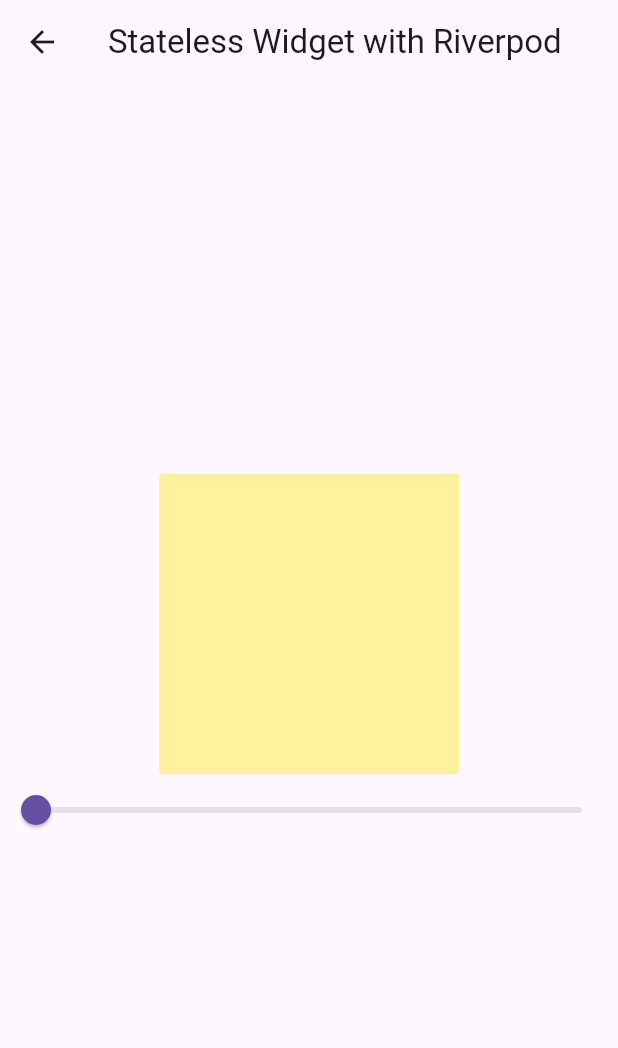
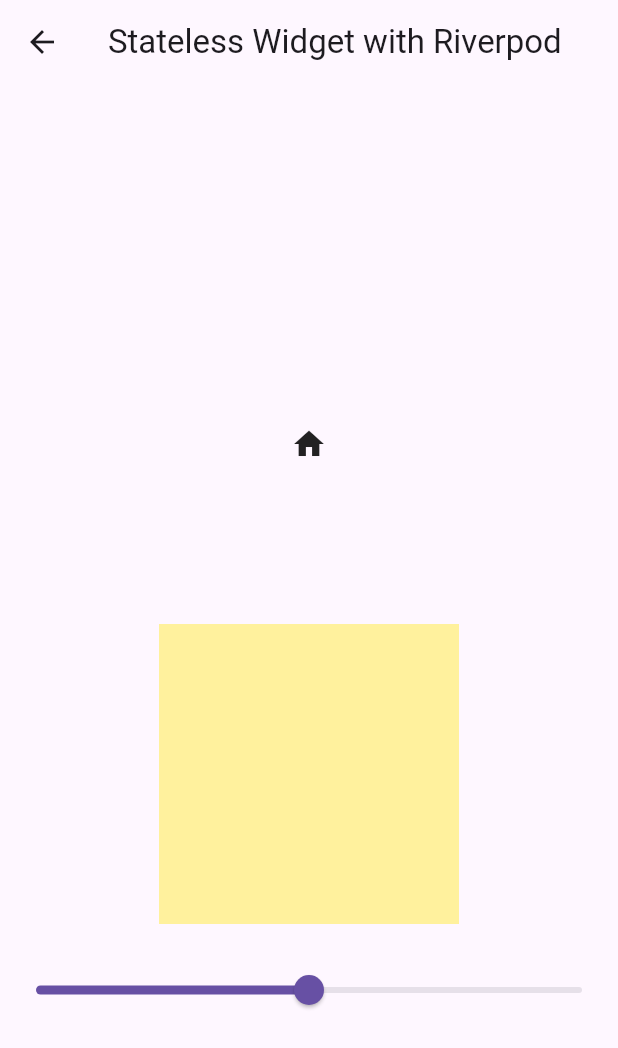
Before and after one commit to Avinash174/Riverpod-Try, a Flutter app: the HomeScreenWithStateless screen opened directly, on a phone screen of 412 x 824 dp. Shown: the top 1048 px of the screen. Run offline on Flutter 3.47's test engine with Material 3 defaults, Android fonts, the light colour scheme and no system bars; our stand-ins replace flutter_riverpod.

Commit message:
new changes

```diff
--- a/lib/slider_provider.dart
+++ b/lib/slider_provider.dart
@@ -6,3 +6,26 @@
 import 'package:flutter_riverpod/flutter_riverpod.dart';
 
 final slideProvider = StateProvider((ref) => 0.0);
+
+final slideProviders = StateProvider<AppState>(
+  (ref) => AppState(
+    slider: .5,
+    showPassword: false,
+  ),
+);
+
+class AppState {
+  final double slider;
+  final bool showPassword;
+  AppState({required this.slider, required this.showPassword});
+
+  AppState copyWith({
+    double? slider,
+    bool? showPassword,
+  }) {
+    return AppState(
+      slider: slider ?? this.slider,
+      showPassword: showPassword ?? this.showPassword,
+    );
+  }
+}
--- a/lib/with_stateless.dart
+++ b/lib/with_stateless.dart
@@ -1,3 +1,4 @@
+import 'dart:developer';
 import 'package:flutter/material.dart';
 import 'package:flutter_riverpod/flutter_riverpod.dart';
 import 'package:riverpod_try/slider_provider.dart';
@@ -7,7 +8,9 @@ class HomeScreenWithStateless extends ConsumerWidget {
 
   @override
   Widget build(BuildContext context, WidgetRef ref) {
-    final slider = ref.watch(slideProvider);
+    print('Slider build from here');
+
+    final appState = ref.watch(slideProviders);
 
     return Scaffold(
       appBar: AppBar(
@@ -16,17 +19,44 @@ class HomeScreenWithStateless extends ConsumerWidget {
       body: Column(
         mainAxisAlignment: MainAxisAlignment.center,
         children: [
+          // Icon Change on Tap
+          InkWell(
+            onTap: () {
+              log('Icon state changed');
+              ref.read(slideProviders.notifier).state =
+                  appState.copyWith(showPassword: !appState.showPassword);
+            },
+            child: Container(
+              width: 200,
+              height: 200,
+              child: appState.showPassword
+                  ? const Icon(Icons.remove_red_eye)
+                  : const Icon(Icons.home),
+            ),
+          ),
+
+          const SizedBox(height: 20),
+
+          // Box Color Changes with Slider
           Container(
             width: 200,
             height: 200,
-            color: Colors.yellow.withOpacity(0.5),
+            color: Colors.yellow.withOpacity(appState.slider),
           ),
+
+          const SizedBox(height: 20),
+
+          // Slider to Control Opacity
           Slider(
-            value: slider,
+            value: appState.slider,
+            min: 0.0,
+            max: 1.0,
             onChanged: (value) {
-              ref.read(slideProvider.notifier).state = value;
+              log('Slider changed: $value');
+              ref.read(slideProviders.notifier).state =
+                  appState.copyWith(slider: value);
             },
-          )
+          ),
         ],
       ),
     );
```
Also changed, not shown: lib/state_notify_provider.dart (added).
